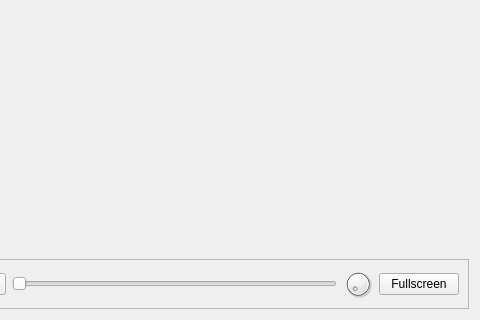
Old version of the form kutils/kmediaplayer/kmediawidget.ui in the repository fluxer/kdelibs; both pictures show x 95 to 575 and y 125 to 445 of the 575 by 445 pixel window.
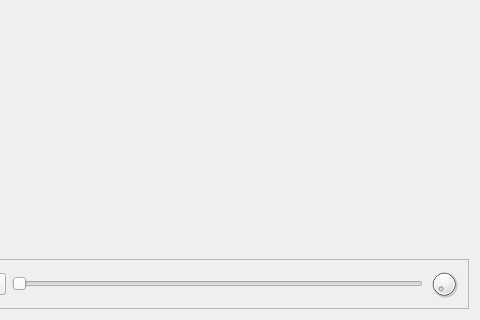
New version of the form. Icons and pictures are not drawn.

Commit message:
kutils: drop the fullscreen option of the media widget
that nasty hack was working like a charm tho. oh, well..

What changed in the file:
```diff
--- a/kutils/kmediaplayer/kmediawidget.ui
+++ b/kutils/kmediaplayer/kmediawidget.ui
@@ -38,16 +38,6 @@
       <enum>QFrame::Sunken</enum>
      </property>
      <layout class="QGridLayout" name="gridLayout_2">
-      <item row="0" column="3">
-       <widget class="QPushButton" name="w_fullscreen">
-        <property name="text">
-         <string>Fullscreen</string>
-        </property>
-        <property name="icon">
-         <iconset theme="view-fullscreen"/>
-        </property>
-       </widget>
-      </item>
       <item row="0" column="0">
        <widget class="QPushButton" name="w_play">
         <property name="text">
```
The commit also changes 4 other files.
